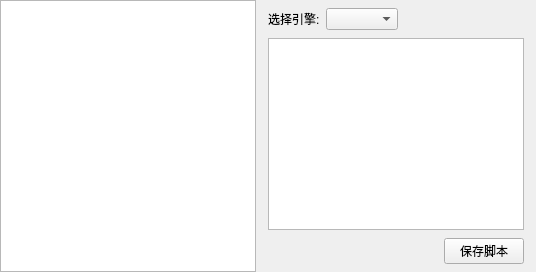
The window that scriptpage.ui (wjh84329/gateway) describes before a commit, drawn with Qt 5.
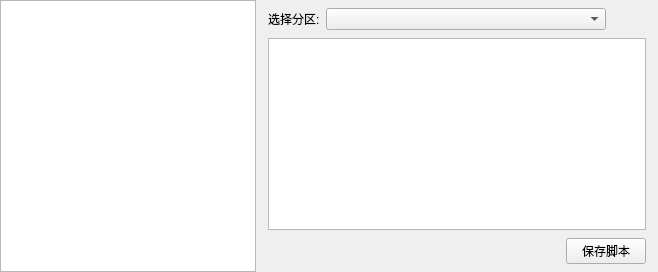
The same window after the commit.

Diff of the .ui file:
```diff
--- a/scriptpage.ui
+++ b/scriptpage.ui
@@ -20,8 +20,8 @@
       <item>
        <layout class="QHBoxLayout" name="scriptTopLayout">
         <property name="spacing"><number>6</number></property>
-        <item><widget class="QLabel" name="engineLabel"><property name="text"><string>选择引擎:</string></property></widget></item>
-        <item><widget class="QComboBox" name="engineComboBox"/></item>
+        <item><widget class="QLabel" name="partitionLabel"><property name="text"><string>选择分区:</string></property></widget></item>
+        <item><widget class="QComboBox" name="partitionComboBox"><property name="minimumSize"><size><width>280</width><height>0</height></size></property></widget></item>
         <item><spacer name="horizontalSpacer"><property name="orientation"><enum>Qt::Horizontal</enum></property><property name="sizeHint" stdset="0"><size><width>40</width><height>20</height></size></property></spacer></item>
        </layout>
       </item>
```
